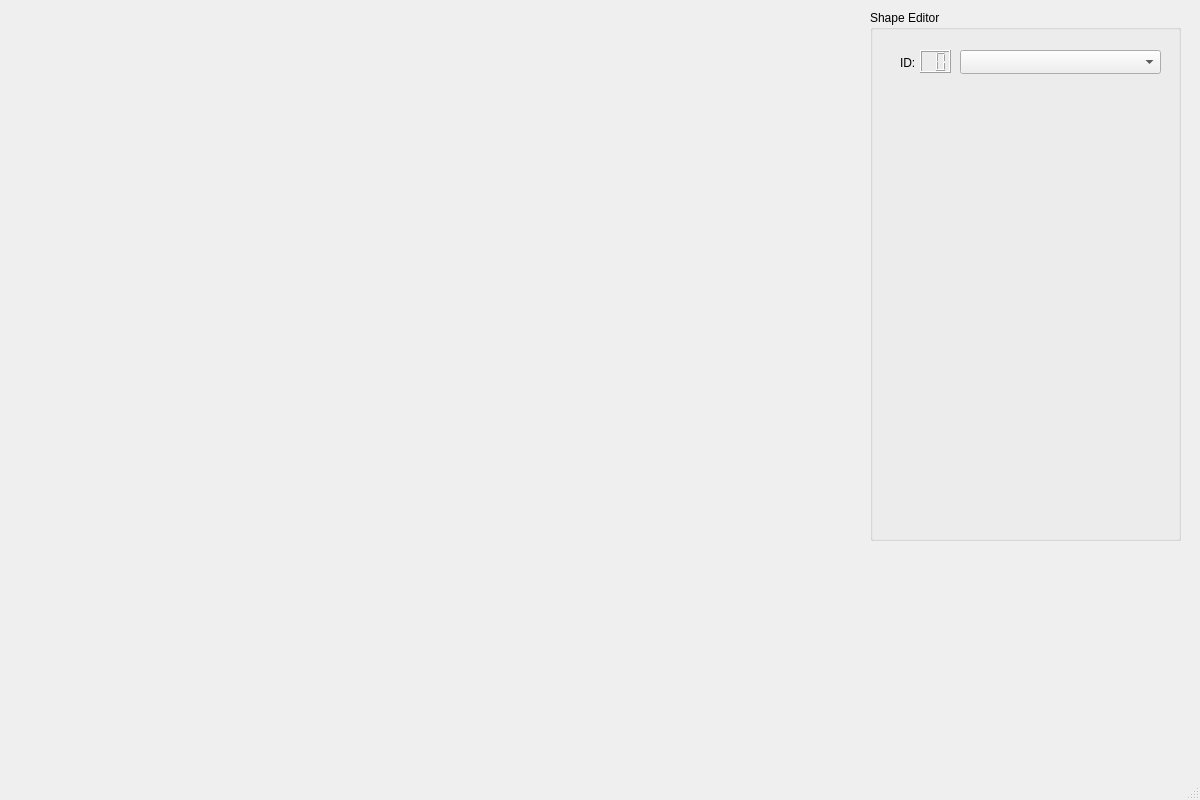
The window that shapewindow.ui (Venkat-777/QT-Proj) describes before a commit, drawn with Qt 5.
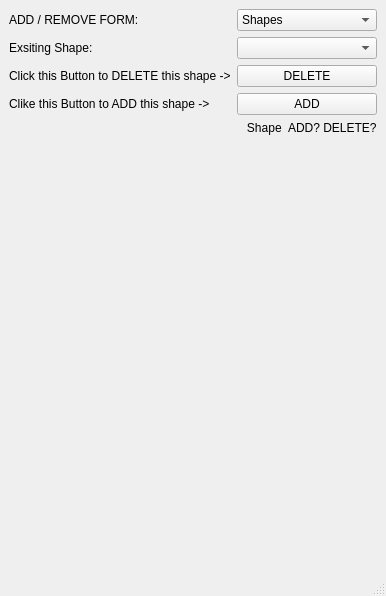
The same window after the commit.

```diff
--- a/shapewindow.ui
+++ b/shapewindow.ui
@@ -6,104 +6,128 @@
    <rect>
     <x>0</x>
     <y>0</y>
-    <width>1200</width>
-    <height>800</height>
+    <width>369</width>
+    <height>596</height>
    </rect>
   </property>
-  <property name="sizePolicy">
-   <sizepolicy hsizetype="Fixed" vsizetype="Fixed">
-    <horstretch>0</horstretch>
-    <verstretch>0</verstretch>
-   </sizepolicy>
-  </property>
   <property name="windowTitle">
    <string>MainWindow</string>
   </property>
   <widget class="QWidget" name="centralwidget">
-   <widget class="QGroupBox" name="shapeEditor">
-    <property name="geometry">
-     <rect>
-      <x>870</x>
-      <y>10</y>
-      <width>311</width>
-      <height>531</height>
-     </rect>
-    </property>
-    <property name="sizePolicy">
-     <sizepolicy hsizetype="Fixed" vsizetype="Fixed">
-      <horstretch>0</horstretch>
-      <verstretch>0</verstretch>
-     </sizepolicy>
-    </property>
-    <property name="title">
-     <string>Shape Editor</string>
-    </property>
-    <widget class="QLabel" name="label">
-     <property name="geometry">
-      <rect>
-       <x>30</x>
-       <y>45</y>
-       <width>21</width>
-       <height>16</height>
-      </rect>
-     </property>
-     <property name="sizePolicy">
-      <sizepolicy hsizetype="Minimum" vsizetype="Fixed">
-       <horstretch>0</horstretch>
-       <verstretch>0</verstretch>
-      </sizepolicy>
-     </property>
-     <property name="text">
-      <string>ID:</string>
-     </property>
-    </widget>
-    <widget class="QLCDNumber" name="idLCD">
-     <property name="geometry">
-      <rect>
-       <x>50</x>
-       <y>40</y>
-       <width>31</width>
-       <height>23</height>
-      </rect>
-     </property>
-     <property name="sizePolicy">
-      <sizepolicy hsizetype="Fixed" vsizetype="Fixed">
-       <horstretch>0</horstretch>
-       <verstretch>0</verstretch>
-      </sizepolicy>
-     </property>
-     <property name="digitCount">
-      <number>2</number>
-     </property>
-    </widget>
-    <widget class="QComboBox" name="shapeComboBox">
-     <property name="geometry">
-      <rect>
-       <x>90</x>
-       <y>40</y>
-       <width>201</width>
-       <height>24</height>
-      </rect>
-     </property>
-     <property name="sizePolicy">
-      <sizepolicy hsizetype="Fixed" vsizetype="Fixed">
-       <horstretch>0</horstretch>
-       <verstretch>0</verstretch>
-      </sizepolicy>
-     </property>
-    </widget>
-    <widget class="QWidget" name="formLayoutWidget">
-     <property name="geometry">
-      <rect>
-       <x>20</x>
-       <y>80</y>
-       <width>271</width>
-       <height>431</height>
-      </rect>
-     </property>
-     <layout class="QFormLayout" name="shapeForm"/>
-    </widget>
-   </widget>
+   <layout class="QFormLayout" name="formLayout">
+    <item row="0" column="0">
+     <widget class="QLabel" name="addRemoveInfo">
+      <property name="text">
+       <string>ADD / REMOVE FORM: </string>
+      </property>
+     </widget>
+    </item>
+    <item row="0" column="1">
+     <widget class="QComboBox" name="comboBox">
+      <item>
+       <property name="text">
+        <string>Shapes</string>
+       </property>
+      </item>
+      <item>
+       <property name="text">
+        <string>Polygon</string>
+       </property>
+      </item>
+      <item>
+       <property name="text">
+        <string>Polyline</string>
+       </property>
+      </item>
+      <item>
+       <property name="text">
+        <string>Secdialog</string>
+       </property>
+      </item>
+      <item>
+       <property name="text">
+        <string>Rectangle</string>
+       </property>
+      </item>
+      <item>
+       <property name="text">
+        <string>Ellipse</string>
+       </property>
+      </item>
+      <item>
+       <property name="text">
+        <string>Line</string>
+       </property>
+      </item>
+     </widget>
+    </item>
+    <item row="1" column="0">
+     <widget class="QLabel" name="existShapeInfo">
+      <property name="text">
+       <string>Exsiting Shape:</string>
+      </property>
+     </widget>
+    </item>
+    <item row="1" column="1">
+     <widget class="QComboBox" name="comboBox_2"/>
+    </item>
+    <item row="2" column="0">
+     <widget class="QLabel" name="deleteInfo">
+      <property name="text">
+       <string>Click this Button to DELETE this shape -&gt;</string>
+      </property>
+     </widget>
+    </item>
+    <item row="2" column="1">
+     <widget class="QPushButton" name="pushButton">
+      <property name="text">
+       <string>DELETE</string>
+      </property>
+     </widget>
+    </item>
+    <item row="3" column="0">
+     <widget class="QLabel" name="addInfo">
+      <property name="text">
+       <string>Clike this Button to ADD this shape -&gt;</string>
+      </property>
+     </widget>
+    </item>
+    <item row="3" column="1">
+     <widget class="QPushButton" name="pushButton_2">
+      <property name="text">
+       <string>ADD</string>
+      </property>
+     </widget>
+    </item>
+    <item row="4" column="1">
+     <layout class="QHBoxLayout" name="horizontalLayout">
+      <item>
+       <widget class="QLabel" name="shapeName">
+        <property name="text">
+         <string>   Shape</string>
+        </property>
+       </widget>
+      </item>
+      <item>
+       <widget class="QLabel" name="addOrDelete">
+        <property name="text">
+         <string>ADD? DELETE?</string>
+        </property>
+       </widget>
+      </item>
+     </layout>
+    </item>
+   </layout>
+  </widget>
+  <widget class="QMenuBar" name="menubar">
+   <property name="geometry">
+    <rect>
+     <x>0</x>
+     <y>0</y>
+     <width>369</width>
+     <height>21</height>
+    </rect>
+   </property>
   </widget>
   <widget class="QStatusBar" name="statusbar"/>
  </widget>
```
Left out of the diff: 55 changed lines with no effect on the pictures.
